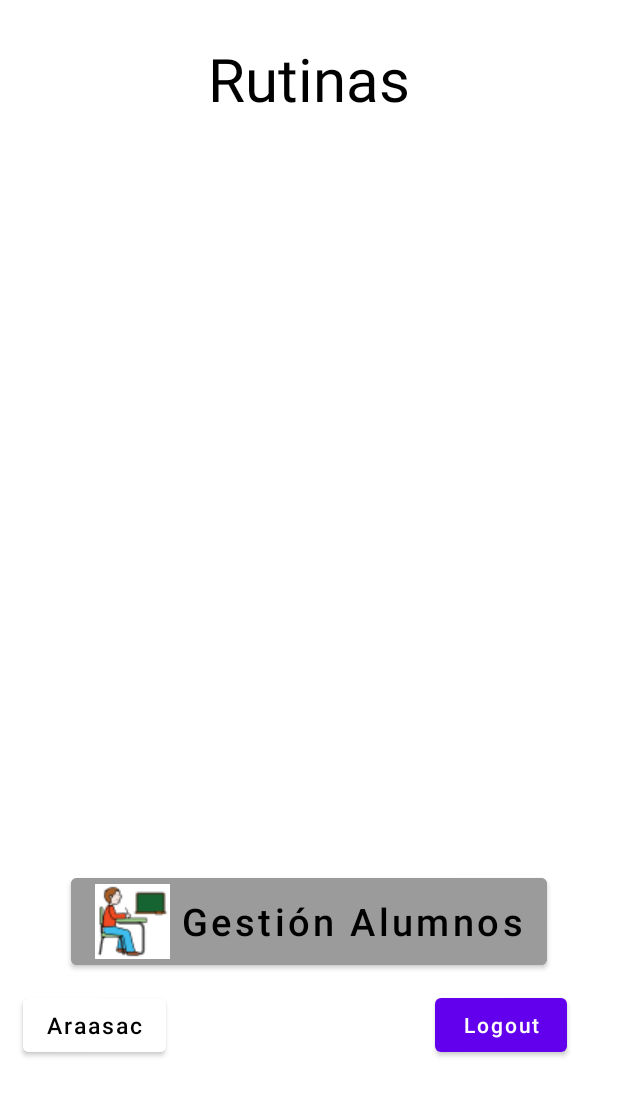
After one commit to jlrojo31/PictoRutinas, an Android app: the layout activity_home.xml on its own in the app's theme, with its tools: preview values and no code run, on a phone screen of 412 x 824 dp. The commit adds this screen. Shown: the top 1096 px of the screen. Run offline under Robolectric (Android 15) with nearby library versions, the phone set to English and light mode, and no system bars.

Commit message:
Se agrega autenticacion

```diff
--- a/app/src/main/java/com/example/pictorutinas/AraasacApi.java
+++ b/app/src/main/java/com/example/tfgpictorutinas/AraasacApi.java
@@ -1,4 +1,4 @@
-package com.example.pictorutinas;
+package com.example.tfgpictorutinas;
 
 
 import okhttp3.ResponseBody;
--- a/app/src/main/java/com/example/pictorutinas/AraasacPics.java
+++ b/app/src/main/java/com/example/tfgpictorutinas/AraasacPics.java
@@ -1,4 +1,4 @@
-package com.example.pictorutinas;
+package com.example.tfgpictorutinas;
 
 import android.graphics.Bitmap;
 import android.graphics.BitmapFactory;
@@ -9,6 +9,7 @@ import android.widget.Toast;
 
 import androidx.appcompat.app.AppCompatActivity;
 
+import com.example.tfgpictorutinas.R;
 import com.google.gson.Gson;
 import com.google.gson.GsonBuilder;
 
--- a/app/src/main/java/com/example/pictorutinas/Keyword.java
+++ b/app/src/main/java/com/example/tfgpictorutinas/Keyword.java
@@ -1,5 +1,5 @@
 
-package com.example.pictorutinas;
+package com.example.tfgpictorutinas;
 
 
 import com.google.gson.annotations.Expose;
--- a/app/src/main/java/com/example/pictorutinas/Resultado.java
+++ b/app/src/main/java/com/example/tfgpictorutinas/Resultado.java
@@ -1,5 +1,5 @@
 
-package com.example.pictorutinas;
+package com.example.tfgpictorutinas;
 
 import com.google.gson.annotations.Expose;
 import com.google.gson.annotations.SerializedName;
--- /dev/null
+++ b/app/src/main/res/layout/activity_home.xml
@@ -0,0 +1,63 @@
+<?xml version="1.0" encoding="utf-8"?>
+<RelativeLayout
+    xmlns:android="http://schemas.android.com/apk/res/android"
+    xmlns:tools="http://schemas.android.com/tools"
+    android:layout_width="match_parent"
+    android:layout_height="match_parent"
+    tools:context=".HomeActivity">
+
+
+    <!--cabecera-->
+    <TextView
+        android:id="@+id/idheadTV"
+        android:layout_width="wrap_content"
+        android:layout_height="wrap_content"
+        android:padding="10dp"
+        android:text="Rutinas"
+        android:textAlignment="center"
+        android:layout_marginTop="15dp"
+        android:layout_centerHorizontal="true"
+        android:textColor="@color/black"
+        android:textSize="40sp" />
+
+    <!--Boton de logout-->
+    <Button
+        android:id="@+id/idBtnGA"
+        android:layout_width="wrap_content"
+        android:layout_height="wrap_content"
+        android:layout_below="@id/idheadTV"
+        android:layout_centerHorizontal="true"
+        android:layout_marginTop="490dp"
+        android:text="Gestión Alumnos"
+        android:textSize="25dp"
+        android:textAllCaps="false"
+        android:textColor="@color/black"
+        android:drawableLeft="@drawable/alumno"
+        android:backgroundTint="@color/grey"/>
+
+    <Button
+        android:id="@+id/idBtnAraasac"
+        android:layout_width="wrap_content"
+        android:layout_height="wrap_content"
+        android:layout_below="@id/idheadTV"
+        android:layout_marginLeft="15dp"
+        android:layout_marginTop="570dp"
+        android:text="Araasac"
+        android:textSize="15dp"
+        android:textAllCaps="false"
+        android:textColor="@color/black"
+        android:backgroundTint="@color/cardview_light_background"/>
+
+    <!--Boton de logout-->
+    <Button
+        android:id="@+id/idBtnLogout"
+        android:layout_width="wrap_content"
+        android:layout_height="wrap_content"
+        android:layout_below="@id/idheadTV"
+        android:layout_centerVertical="true"
+        android:layout_marginTop="570dp"
+        android:layout_marginLeft="290dp"
+        android:text="Logout"
+        android:textAllCaps="false" />
+
+</RelativeLayout>
--- a/app/src/main/res/values/colors.xml
+++ b/app/src/main/res/values/colors.xml
@@ -7,4 +7,5 @@
     <color name="teal_700">#FF018786</color>
     <color name="black">#FF000000</color>
     <color name="white">#FFFFFFFF</color>
+    <color name="grey">#FF9B9B9B</color>
 </resources>
--- a/app/src/main/res/values/themes.xml
+++ b/app/src/main/res/values/themes.xml
@@ -13,4 +13,18 @@
         <item name="android:statusBarColor">?attr/colorPrimaryVariant</item>
         <!-- Customize your theme here. -->
     </style>
+    <!--below is the custom theme which we will be using for our Login Screen-->
+    <!--We are using no action bar theme for our Login screen-->
+    <style name="Theme" parent="Theme.AppCompat.Light.NoActionBar">
+        <!--below line is for setting our text color to black-->
+        <item name="android:textColor">@color/black</item>
+        <!--we are setting our primary color to green-->
+        <item name="colorPrimary">@color/purple_500</item>
+        <!--we are setting our primary color dark to green-->
+        <item name="colorPrimaryDark">@color/purple_500</item>
+        <!--we are setting our edittext color to black-->
+        <item name="android:editTextColor">@color/black</item>
+        <!--we are setting our window background color to white-->
+        <item name="android:windowBackground">@color/white</item>
+    </style>
 </resources>
--- a/build.gradle
+++ b/build.gradle
@@ -1,4 +1,8 @@
-// Top-level build file where you can add configuration options common to all sub-projects/modules.
+buildscript {
+    dependencies {
+        classpath 'com.google.gms:google-services:4.3.15'
+    }
+}// Top-level build file where you can add configuration options common to all sub-projects/modules.
 plugins {
     id 'com.android.application' version '7.4.1' apply false
     id 'com.android.library' version '7.4.1' apply false
```
Also changed, not shown: app/build.gradle (+10 -4 lines), app/src/main/AndroidManifest.xml (+16 -9 lines), app/src/main/java/com/example/pictorutinas/MainActivity.java (deleted, +0 -14 lines), app/src/main/java/com/example/tfgpictorutinas/HomeActivity.java (added, +87 -0 lines), app/src/main/java/com/example/tfgpictorutinas/MainActivity.java (added, +158 -0 lines), app/src/main/res/layout/activity_main.xml (+3 -13 lines), app/src/main/res/drawable/alumno.png (added), app/src/main/res/drawable/logo.png (added), 5 other files.
